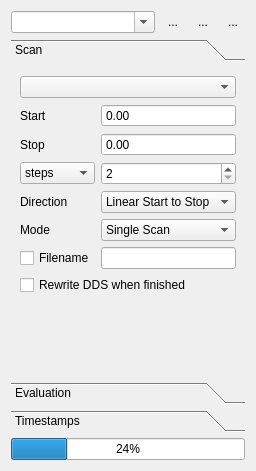
Qt form ui/ScanControlUi.ui (MonroeQuantumNetworks/IonControl) before a commit.
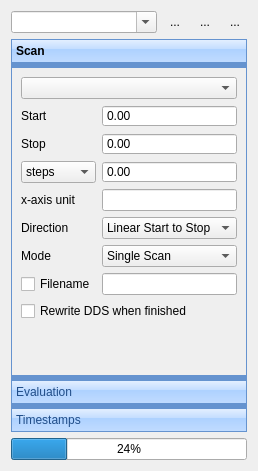
The same form after that commit. The open tabs and pages were chosen to show the change. Icons and pictures are not drawn. Custom widgets are drawn as their Qt base class.

Commit message: implement num of steps versus stepsize and other work in progress

```diff
--- a/ui/ScanControlUi.ui
+++ b/ui/ScanControlUi.ui
@@ -13,6 +13,9 @@
   <property name="windowTitle">
    <string>Form</string>
   </property>
+  <property name="autoFillBackground">
+   <bool>false</bool>
+  </property>
   <layout class="QVBoxLayout" name="verticalLayout">
    <item>
     <layout class="QHBoxLayout" name="horizontalLayout">
@@ -78,6 +81,49 @@
        <verstretch>0</verstretch>
       </sizepolicy>
      </property>
+     <property name="styleSheet">
+      <string notr="true">QToolBox {
+	    icon-size: 24px;
+	    border: 1px solid rgb(101, 147, 207);
+	    background-color: rgb(101, 147, 207);
+	}
+	
+	QToolBox:tab {
+	    height: 32px;
+	    color: rgb(32, 77, 137);
+	    background-color: qlineargradient(spread:pad, x1:0.5, y1:0, x2:0.5, y2:1, stop:0 rgba(227, 239, 255, 255), stop:0.4 rgba(196, 221, 255, 255), stop:0.401 rgba(173, 209, 255, 255), stop:1 rgba(192, 219, 255, 255));
+	}
+	
+	QToolBox:tab:hover {
+	    height: 32px;
+	    color: rgb(32, 77, 137);
+	    background-color: qlineargradient(spread:pad, x1:0.5, y1:0, x2:0.5, y2:1, stop:0 rgba(255, 254, 228, 255), stop:0.4 rgba(255, 232, 167, 255), stop:0.401 rgba(255, 215, 103, 255), stop:1 rgba(255, 230, 158, 255));
+	}
+	
+	QToolBox:tab:selected {
+	    height: 32px;
+	    font-weight: bold;
+	    color: rgb(0, 0, 0);
+	    /*background-color: qlineargradient(spread:pad, x1:0.5, y1:0, x2:0.5, y2:1,
+26	 * stop:0 rgba(255, 217, 170, 255), stop:0.4 rgba(255, 187, 110, 255),
+27	 * stop:0.401 rgba(255, 171, 63, 255), stop:1 rgba(254, 225, 122, 255));*/
+	}
+	
+	QToolBox:tab:selected:hover {
+	    height: 32px;
+	    font-weight: bold;
+	    color: rgb(0, 0, 0);
+	    /*background-color: qlineargradient(spread:pad, x1:0.5, y1:0, x2:0.5, y2:1,
+	 * stop:0 rgba(255, 189, 105, 255), stop:0.4 rgba(255, 172, 66, 255),
+	 * stop:0.401 rgba(251, 140, 60, 255), stop:1 rgba(254, 211, 100, 255));*/
+	} </string>
+     </property>
+     <property name="frameShape">
+      <enum>QFrame::Panel</enum>
+     </property>
+     <property name="frameShadow">
+      <enum>QFrame::Raised</enum>
+     </property>
      <property name="currentIndex">
       <number>2</number>
      </property>
@@ -86,8 +132,8 @@
        <rect>
         <x>0</x>
         <y>0</y>
-        <width>226</width>
-        <height>315</height>
+        <width>224</width>
+        <height>313</height>
        </rect>
       </property>
       <attribute name="label">
@@ -125,16 +171,6 @@
            </property>
           </widget>
          </item>
-         <item row="2" column="1">
-          <widget class="QSpinBox" name="stepsBox">
-           <property name="minimum">
-            <number>2</number>
-           </property>
-           <property name="maximum">
-            <number>10000</number>
-           </property>
-          </widget>
-         </item>
          <item row="4" column="1">
           <widget class="QComboBox" name="scanTypeCombo">
            <item>
@@ -233,6 +269,23 @@
            </item>
           </widget>
          </item>
+         <item row="2" column="1">
+          <widget class="MagnitudeSpinBox" name="stepsBox">
+           <property name="buttonSymbols">
+            <enum>QAbstractSpinBox::NoButtons</enum>
+           </property>
+          </widget>
+         </item>
+         <item row="3" column="0">
+          <widget class="QLabel" name="label_3">
+           <property name="text">
+            <string>x-axis unit</string>
+           </property>
+          </widget>
+         </item>
+         <item row="3" column="1">
+          <widget class="QLineEdit" name="xUnitEdit"/>
+         </item>
         </layout>
        </item>
        <item>
```
Left out of the diff: 15 changed lines with no effect on the pictures. The commit also changes 2 other files.
